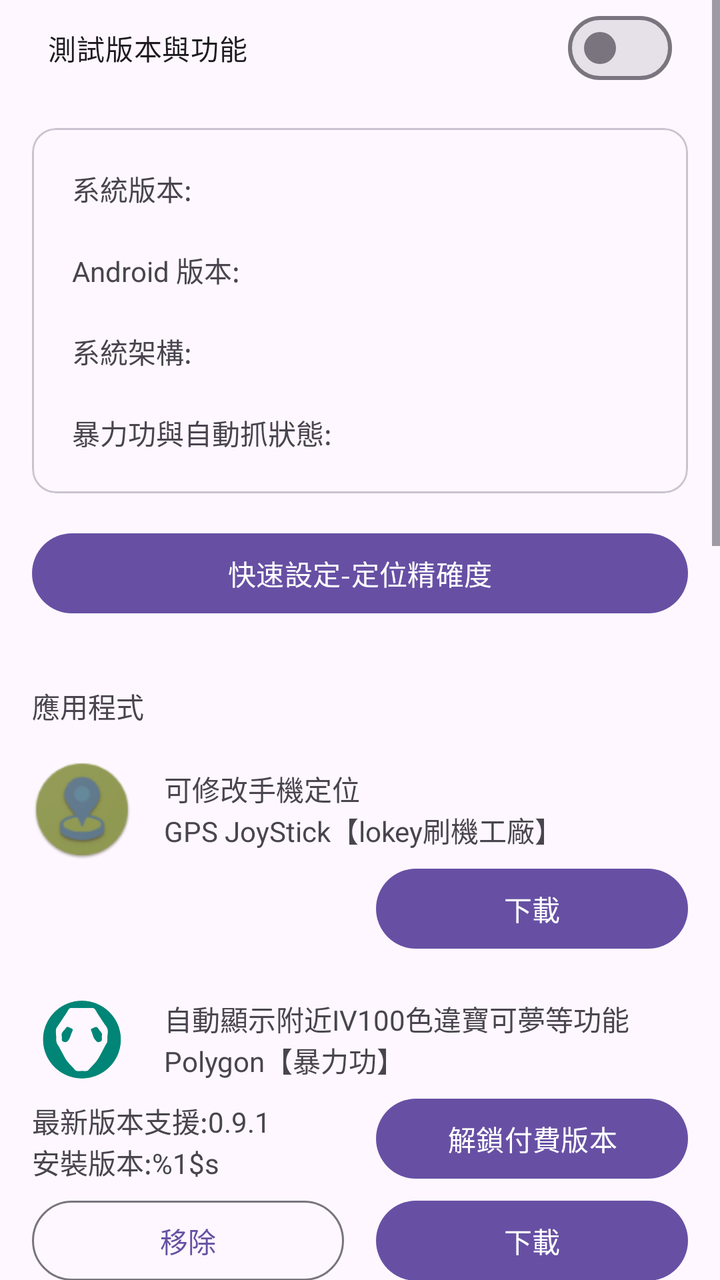
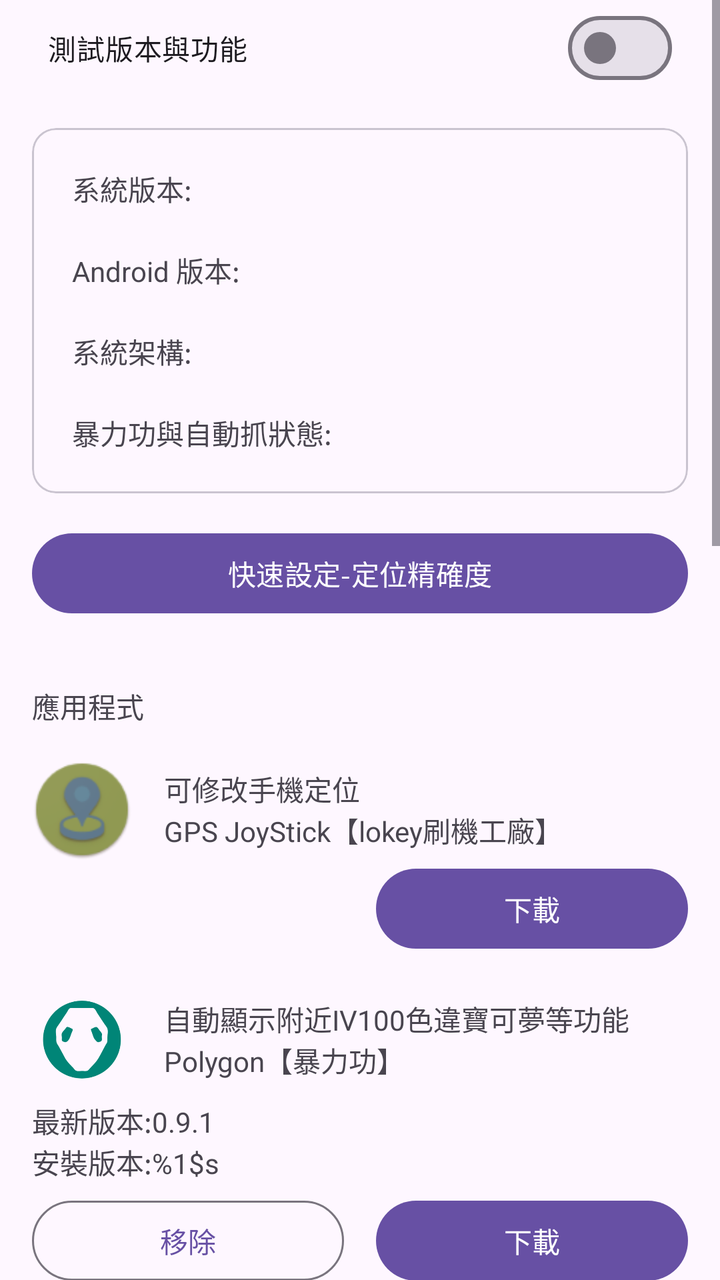

Screens rendered from an Android XML layout before and after an edit, with the pre-edit source and the edit as a unified diff.
<!-- AndroidManifest.xml: application theme Theme.DynamicColors -->
<!-- res/layout/content_main.xml -->
<?xml version="1.0" encoding="utf-8"?>
<androidx.constraintlayout.widget.ConstraintLayout xmlns:android="http://schemas.android.com/apk/res/android"
    xmlns:app="http://schemas.android.com/apk/res-auto"
    xmlns:tools="http://schemas.android.com/tools"
    android:layout_width="match_parent"
    android:layout_height="match_parent"
    android:layout_marginBottom="16dp"
    app:layout_behavior="@string/appbar_scrolling_view_behavior">

    <ScrollView
        android:layout_width="match_parent"
        android:layout_height="match_parent"
        app:layout_constraintEnd_toEndOf="parent"
        app:layout_constraintStart_toStartOf="parent">

        <LinearLayout
            android:layout_width="match_parent"
            android:layout_height="wrap_content"
            android:orientation="vertical">

            <com.google.android.material.materialswitch.MaterialSwitch
                android:id="@+id/switch1"
                android:layout_width="match_parent"
                android:layout_height="wrap_content"
                android:layout_marginStart="24dp"
                android:layout_marginEnd="24dp"
                android:text="測試版本與功能" />


            <com.google.android.material.card.MaterialCardView
                android:id="@+id/card"
                android:layout_width="match_parent"
                android:layout_height="wrap_content"
                android:layout_margin="16dp"
                android:layout_marginTop="16dp"
                android:checkable="true"
                android:clickable="true"
                android:focusable="true"
                app:layout_constraintTop_toTopOf="parent"
                tools:layout_editor_absoluteX="32dp">

                <LinearLayout
                    android:id="@+id/linearLayout3"
                    android:layout_width="match_parent"
                    android:layout_height="wrap_content"
                    android:orientation="vertical"
                    app:layout_constraintEnd_toEndOf="parent"
                    app:layout_constraintStart_toStartOf="parent"
                    app:layout_constraintTop_toTopOf="parent">

                    <TextView
                        android:id="@+id/android_imformation"
                        android:layout_width="match_parent"
                        android:layout_height="wrap_content"
                        android:layout_marginStart="20dp"
                        android:layout_marginTop="20dp"
                        android:layout_marginEnd="20dp"
                        android:text="系統版本:" />

                    <TextView
                        android:id="@+id/android_version"
                        android:layout_width="match_parent"
                        android:layout_height="wrap_content"
                        android:layout_marginStart="20dp"
                        android:layout_marginTop="20dp"
                        android:layout_marginEnd="20dp"
                        android:text="Android 版本:" />

                    <TextView
                        android:id="@+id/android_abi"
                        android:layout_width="match_parent"
                        android:layout_height="wrap_content"
                        android:layout_marginStart="20dp"
                        android:layout_marginTop="20dp"
                        android:layout_marginEnd="20dp"
                        android:text="系統架構:" />

                    <TextView
                        android:id="@+id/android_supper"
                        android:layout_width="match_parent"
                        android:layout_height="wrap_content"
                        android:layout_marginStart="20dp"
                        android:layout_marginTop="20dp"
                        android:layout_marginEnd="20dp"
                        android:layout_marginBottom="20dp"
                        android:text="暴力功與自動抓狀態:" />

                </LinearLayout>

            </com.google.android.material.card.MaterialCardView>

            <Button
                android:id="@+id/LocationAccuracyActivity"
                style="@style/Widget.Material3.Button"
                android:layout_width="match_parent"
                android:layout_height="wrap_content"
                android:layout_marginStart="16dp"
                android:layout_marginEnd="16dp"
                android:text="快速設定-定位精確度" />

            <TextView
                android:layout_width="wrap_content"
                android:layout_height="wrap_content"
                android:layout_marginStart="16dp"
                android:layout_marginTop="32dp"
                android:layout_marginBottom="16dp"
                android:text="應用程式"
                app:layout_constraintStart_toStartOf="parent" />

            <LinearLayout
                android:id="@+id/linearLayout0"
                android:layout_width="match_parent"
                android:layout_height="wrap_content"
                android:layout_marginStart="16dp"
                android:layout_marginEnd="16dp"
                android:gravity="center"
                android:orientation="vertical"
                app:layout_constraintEnd_toEndOf="parent"
                app:layout_constraintHorizontal_bias="1.0"
                app:layout_constraintStart_toStartOf="parent"
                app:layout_constraintTop_toBottomOf="@+id/textView">

                <LinearLayout
                    android:layout_width="match_parent"
                    android:layout_height="51dp"
                    android:gravity="center"
                    android:orientation="horizontal">

                    <ImageView
                        android:id="@+id/imageView"
                        android:layout_width="50dp"
                        android:layout_height="50dp"
                        app:srcCompat="@drawable/gps_icon"
                        tools:layout_editor_absoluteX="50dp"
                        tools:layout_editor_absoluteY="50dp" />

                    <LinearLayout
                        android:layout_width="match_parent"
                        android:layout_height="match_parent"
                        android:layout_marginStart="16dp"
                        android:gravity="center|start"
                        android:orientation="vertical">

                        <TextView
                            android:layout_width="wrap_content"
                            android:layout_height="wrap_content"
                            android:layout_marginEnd="16dp"
                            android:layout_weight="0"
                            android:text="可修改手機定位" />

                        <TextView
                            android:layout_width="wrap_content"
                            android:layout_height="wrap_content"
                            android:layout_weight="0"
                            android:text="GPS JoyStick【lokey刷機工廠】" />

                    </LinearLayout>

                </LinearLayout>

                <LinearLayout
                    android:layout_width="match_parent"
                    android:layout_height="match_parent"
                    android:gravity="end"
                    android:orientation="horizontal">

                    <Button
                        android:layout_weight="1"
                        android:layout_width="0dp"
                        android:layout_height="wrap_content"
                        android:layout_marginEnd="16dp"
                        android:visibility="invisible"
                        android:text="@string/remove" />

                    <Button
                        android:layout_weight="1"
                        android:id="@+id/download_gps"
                        android:layout_width="0dp"
                        android:layout_height="wrap_content"
                        android:text="@string/download" />

                </LinearLayout>

            </LinearLayout>

            <LinearLayout
                android:id="@+id/linearLayout1"
                android:layout_width="match_parent"
                android:layout_height="wrap_content"
                android:layout_marginStart="16dp"
                android:layout_marginTop="16dp"
                android:layout_marginEnd="16dp"
                android:gravity="center"
                android:orientation="vertical"
                app:layout_constraintEnd_toEndOf="parent"
                app:layout_constraintHorizontal_bias="1.0"
                app:layout_constraintStart_toStartOf="parent"
                app:layout_constraintTop_toBottomOf="@+id/linearLayout0">

                <LinearLayout
                    android:layout_width="match_parent"
                    android:layout_height="51dp"
                    android:gravity="center"
                    android:orientation="horizontal">

                    <ImageView
                        android:id="@+id/imageView1"
                        android:layout_width="50dp"
                        android:layout_height="50dp"
                        app:srcCompat="@drawable/polygon_icon"
                        tools:layout_editor_absoluteX="100dp"
                        tools:layout_editor_absoluteY="100dp" />

                    <LinearLayout
                        android:layout_width="match_parent"
                        android:layout_height="match_parent"
                        android:layout_marginStart="16dp"
                        android:gravity="center|start"
                        android:orientation="vertical">

                        <TextView
                            android:layout_width="wrap_content"
                            android:layout_height="wrap_content"
                            android:layout_marginEnd="16dp"
                            android:layout_weight="0"
                            android:text="自動顯示附近IV100色違寶可夢等功能" />

                        <TextView
                            android:layout_width="wrap_content"
                            android:layout_height="wrap_content"
                            android:layout_weight="0"
                            android:text="Polygon【暴力功】" />

                    </LinearLayout>

                </LinearLayout>

                <LinearLayout
                    android:layout_width="match_parent"
                    android:layout_height="match_parent"
                    android:orientation="horizontal">

                    <LinearLayout
                        android:layout_width="0dp"
                        android:layout_height="51dp"
                        android:layout_weight="1"
                        android:layout_marginEnd="16dp"
                        android:gravity="center|start"
                        android:orientation="vertical">

                        <TextView
                            android:id="@+id/polygon_new_verison"
                            android:layout_width="wrap_content"
                            android:layout_height="wrap_content"
                            android:layout_weight="0"
                            android:text="最新版本支援:0.9.1" />

                        <TextView
                            android:id="@+id/polygon_install_verison"
                            android:layout_width="wrap_content"
                            android:layout_height="wrap_content"
                            android:layout_weight="0"
                            android:text="@string/format_installVersion" />

                    </LinearLayout>

                    <Button
                        android:id="@+id/polygon_unlockPremium"
                        android:layout_width="0dp"
                        android:layout_height="wrap_content"
                        android:layout_weight="1"
                        android:text="@string/unlockPremium" />

                </LinearLayout>

                <LinearLayout
                    android:layout_width="match_parent"
                    android:layout_height="match_parent"
                    android:gravity="end"
                    android:orientation="horizontal">

                    <Button
                        android:layout_weight="1"
                        android:id="@+id/remove_polygon"
                        style="@style/Widget.Material3.Button.OutlinedButton"
                        android:layout_width="0dp"
                        android:layout_height="wrap_content"
                        android:layout_marginEnd="16dp"
                        android:text="@string/remove" />

                    <Button
                        android:layout_weight="1"
                        android:id="@+id/download_polygon"
                        android:layout_width="0dp"
                        android:layout_height="wrap_content"
                        android:text="@string/download" />

                </LinearLayout>

            </LinearLayout>

            <LinearLayout
                android:id="@+id/linearLayout2"
                android:layout_width="match_parent"
                android:layout_height="wrap_content"
                android:layout_marginStart="16dp"
                android:layout_marginTop="16dp"
                android:layout_marginEnd="16dp"
                android:gravity="center"
                android:orientation="vertical"
                app:layout_constraintEnd_toEndOf="parent"
                app:layout_constraintHorizontal_bias="1.0"
                app:layout_constraintStart_toStartOf="parent"
                app:layout_constraintTop_toBottomOf="@+id/linearLayout1">

                <LinearLayout
                    android:layout_width="match_parent"
                    android:layout_height="51dp"
                    android:gravity="center"
                    android:orientation="horizontal">

                    <ImageView
                        android:id="@+id/imageView2"
                        android:layout_width="50dp"
                        android:layout_height="50dp"
                        app:srcCompat="@drawable/autocatch_icon"
                        tools:layout_editor_absoluteX="50dp"
                        tools:layout_editor_absoluteY="50dp" />

                    <LinearLayout
                        android:layout_width="match_parent"
                        android:layout_height="match_parent"
                        android:layout_marginStart="16dp"
                        android:gravity="center|start"
                        android:orientation="vertical">

                        <TextView
                            android:layout_width="wrap_content"
                            android:layout_height="wrap_content"
                            android:layout_marginEnd="16dp"
                            android:layout_weight="0"
                            android:text="模擬手動投球與自動旋轉補給站等功能" />

                        <TextView
                            android:layout_width="wrap_content"
                            android:layout_height="wrap_content"
                            android:layout_weight="0"
                            android:text="Pogo Auto Catch【自動抓】" />

                    </LinearLayout>

                </LinearLayout>

                <LinearLayout
                    android:layout_width="match_parent"
                    android:layout_height="match_parent"
                    android:orientation="horizontal">

                    <LinearLayout
                        android:layout_width="0dp"
                        android:layout_height="51dp"
                        android:layout_weight="1"
                        android:layout_marginEnd="16dp"
                        android:gravity="center|start"
                        android:orientation="vertical">

                        <TextView
                            android:id="@+id/autocatch_new_verison"
                            android:layout_width="wrap_content"
                            android:layout_height="wrap_content"
                            android:layout_weight="0"
                            android:text="@string/format_newerVersion" />

                        <TextView
                            android:id="@+id/autocatch_install_verison"
                            android:layout_width="wrap_content"
                            android:layout_height="wrap_content"
                            android:layout_weight="0"
                            android:text="@string/format_installVersion" />

                    </LinearLayout>

                    <Button
                        android:id="@+id/autocatch_unlockPremium"
                        android:layout_width="0dp"
                        android:layout_height="wrap_content"
                        android:layout_weight="1"
                        android:text="@string/unlockPremium" />

                </LinearLayout>

                <LinearLayout
                    android:layout_width="match_parent"
                    android:layout_height="match_parent"
                    android:gravity="end"
                    android:orientation="horizontal">

                    <Button
                        android:layout_weight="1"
                        android:id="@+id/remove_autocatch"
                        style="@style/Widget.Material3.Button.OutlinedButton"
                        android:layout_width="0dp"
                        android:layout_height="wrap_content"
                        android:layout_marginEnd="16dp"
                        android:text="@string/remove" />

                    <Button
                        android:layout_weight="1"
                        android:id="@+id/download_autocatch"
                        android:layout_width="0dp"
                        android:layout_height="wrap_content"
                        android:text="@string/download" />

                </LinearLayout>

            </LinearLayout>

            <LinearLayout
                android:id="@+id/linearLayout5"
                android:layout_width="match_parent"
                android:layout_height="wrap_content"
                android:layout_marginStart="16dp"
                android:layout_marginTop="16dp"
                android:layout_marginEnd="16dp"
                android:gravity="center"
                android:orientation="vertical"
                app:layout_constraintEnd_toEndOf="parent"
                app:layout_constraintHorizontal_bias="1.0"
                app:layout_constraintStart_toStartOf="parent"
                app:layout_constraintTop_toBottomOf="@+id/linearLayout1">

                <LinearLayout
                    android:layout_width="match_parent"
                    android:layout_height="51dp"
                    android:gravity="center"
                    android:orientation="horizontal">

                    <ImageView
                        android:layout_width="50dp"
                        android:layout_height="50dp"
                        app:srcCompat="@drawable/pok_icon"
                        tools:layout_editor_absoluteX="50dp"
                        tools:layout_editor_absoluteY="50dp" />

                    <LinearLayout
                        android:layout_width="match_parent"
                        android:layout_height="match_parent"
                        android:layout_marginStart="16dp"
                        android:gravity="center|start"
                        android:orientation="vertical">

                        <TextView
                            android:layout_width="wrap_content"
                            android:layout_height="wrap_content"
                            android:layout_marginEnd="16dp"
                            android:layout_weight="0"
                            android:text="原版寶可夢客戶端" />

                        <TextView
                            android:layout_width="wrap_content"
                            android:layout_height="wrap_content"
                            android:layout_weight="0"
                            android:text="Pokémon GO【寶可夢】" />
                    </LinearLayout>

                </LinearLayout>

                <LinearLayout
                    android:layout_width="match_parent"
                    android:layout_height="match_parent"
                    android:orientation="horizontal">

                    <LinearLayout
                        android:layout_width="wrap_content"
                        android:layout_height="51dp"
                        android:gravity="center|start"
                        android:orientation="vertical">

                        <TextView
                            android:id="@+id/pok_new_verison"
                            android:layout_width="wrap_content"
                            android:layout_height="wrap_content"
                            android:layout_marginEnd="16dp"
                            android:layout_weight="0"
                            android:text="@string/format_newerVersion" />

                        <TextView
                            android:id="@+id/pok_install_verison"
                            android:layout_width="wrap_content"
                            android:layout_height="wrap_content"
                            android:layout_weight="0"
                            android:text="@string/format_installVersion" />
                    </LinearLayout>

                </LinearLayout>

                <LinearLayout
                    android:layout_width="match_parent"
                    android:layout_height="match_parent"
                    android:gravity="end"
                    android:orientation="horizontal">

                    <Button
                        android:layout_weight="1"
                        android:id="@+id/remove_pok"
                        style="@style/Widget.Material3.Button.OutlinedButton"
                        android:layout_width="0dp"
                        android:layout_height="wrap_content"
                        android:layout_marginEnd="16dp"
                        android:text="@string/remove" />

                    <Button
                        android:layout_weight="1"
                        android:id="@+id/download_pok"
                        android:layout_width="0dp"
                        android:layout_height="wrap_content"
                        android:text="@string/download" />

                </LinearLayout>

            </LinearLayout>

            <LinearLayout
                android:id="@+id/linearLayout4"
                android:layout_width="match_parent"
                android:layout_height="wrap_content"
                android:layout_marginStart="16dp"
                android:layout_marginTop="16dp"
                android:layout_marginEnd="16dp"
                android:gravity="center"
                android:orientation="vertical"
                app:layout_constraintEnd_toEndOf="parent"
                app:layout_constraintHorizontal_bias="1.0"
                app:layout_constraintStart_toStartOf="parent"
                app:layout_constraintTop_toBottomOf="@+id/linearLayout1">

                <LinearLayout
                    android:layout_width="match_parent"
                    android:layout_height="51dp"
                    android:gravity="center"
                    android:orientation="horizontal">

                    <ImageView
                        android:id="@+id/imageView4"
                        android:layout_width="50dp"
                        android:layout_height="50dp"
                        app:srcCompat="@drawable/pok_icon"
                        tools:layout_editor_absoluteX="50dp"
                        tools:layout_editor_absoluteY="50dp" />

                    <LinearLayout
                        android:layout_width="match_parent"
                        android:layout_height="match_parent"
                        android:layout_marginStart="16dp"
                        android:gravity="center|start"
                        android:orientation="vertical">

                        <TextView
                            android:layout_width="wrap_content"
                            android:layout_height="wrap_content"
                            android:layout_marginEnd="16dp"
                            android:layout_weight="0"
                            android:text="原版寶可夢三星版本客戶端" />

                        <TextView
                            android:layout_width="wrap_content"
                            android:layout_height="wrap_content"
                            android:layout_weight="0"
                            android:text="Pokémon GO【寶可夢三星版本】" />

                    </LinearLayout>

                </LinearLayout>

                <LinearLayout
                    android:layout_width="match_parent"
                    android:layout_height="match_parent"
                    android:orientation="horizontal">

                    <LinearLayout
                        android:layout_width="wrap_content"
                        android:layout_height="51dp"
                        android:gravity="center|start"
                        android:orientation="vertical">

                        <TextView
                            android:id="@+id/pokAres_new_verison"
                            android:layout_width="wrap_content"
                            android:layout_height="wrap_content"
                            android:layout_marginEnd="16dp"
                            android:layout_weight="0"
                            android:text="@string/format_newerVersion" />

                        <TextView
                            android:id="@+id/pokAres_install_verison"
                            android:layout_width="wrap_content"
                            android:layout_height="wrap_content"
                            android:layout_weight="0"
                            android:text="@string/format_installVersion" />

                    </LinearLayout>

                </LinearLayout>

                <LinearLayout
                    android:layout_width="match_parent"
                    android:layout_height="match_parent"
                    android:gravity="end"
                    android:orientation="horizontal">

                    <Button
                        android:layout_weight="1"
                        android:id="@+id/remove_pokAres"
                        style="@style/Widget.Material3.Button.OutlinedButton"
                        android:layout_width="0dp"
                        android:layout_height="wrap_content"
                        android:layout_marginEnd="16dp"
                        android:text="@string/remove" />

                    <Button
                        android:layout_weight="1"
                        android:id="@+id/download_pokAres"
                        android:layout_width="0dp"
                        android:layout_height="wrap_content"
                        android:text="@string/download" />

                </LinearLayout>

            </LinearLayout>

            <TextView
                android:layout_width="wrap_content"
                android:layout_height="wrap_content"
                android:layout_marginStart="16dp"
                android:layout_marginTop="32dp"
                android:text="設備、定位檢測"
                app:layout_constraintStart_toStartOf="parent" />

            <com.google.android.material.card.MaterialCardView
                android:layout_width="match_parent"
                android:layout_height="wrap_content"
                android:layout_margin="16dp"
                android:checkable="true"
                android:clickable="true"
                android:focusable="true"
                app:layout_constraintTop_toBottomOf="@+id/linearLayout2"
                tools:layout_editor_absoluteX="32dp">

                <LinearLayout
                    android:layout_width="match_parent"
                    android:layout_height="wrap_content"
                    android:orientation="vertical"
                    app:layout_constraintEnd_toEndOf="parent"
                    app:layout_constraintStart_toStartOf="parent"
                    app:layout_constraintTop_toTopOf="parent">

                    <Button
                        android:id="@+id/check_location"
                        style="@style/Widget.Material3.Button"
                        android:layout_width="match_parent"
                        android:layout_height="wrap_content"
                        android:layout_marginStart="16dp"
                        android:layout_marginTop="16dp"
                        android:layout_marginEnd="16dp"
                        android:text="@string/check_button" />

                    <TextView
                        android:layout_width="match_parent"
                        android:layout_height="wrap_content"
                        android:layout_marginStart="20dp"
                        android:layout_marginTop="20dp"
                        android:layout_marginEnd="20dp"
                        android:text="系統取得位置:" />

                    <TextView
                        android:id="@+id/location_system"
                        android:layout_width="match_parent"
                        android:layout_height="wrap_content"
                        android:layout_marginStart="20dp"
                        android:layout_marginEnd="20dp"
                        android:text="未取得" />

                    <TextView
                        android:layout_width="match_parent"
                        android:layout_height="wrap_content"
                        android:layout_marginStart="20dp"
                        android:layout_marginTop="20dp"
                        android:text="是否安裝Magsik:" />

                    <TextView
                        android:id="@+id/check_magisk"
                        android:layout_width="match_parent"
                        android:layout_height="wrap_content"
                        android:layout_marginStart="20dp"
                        android:layout_marginEnd="20dp"
                        android:layout_marginBottom="20dp"
                        android:text="未檢查" />

                </LinearLayout>

            </com.google.android.material.card.MaterialCardView>

            <Space
                android:layout_width="match_parent"
                android:layout_height="50dp"
                android:layout_marginBottom="16dp"
                android:layout_gravity="bottom|end"
                app:layout_constraintBottom_toBottomOf="parent"
                app:layout_constraintEnd_toEndOf="parent"
                app:layout_constraintStart_toStartOf="parent" />

        </LinearLayout>

    </ScrollView>

</androidx.constraintlayout.widget.ConstraintLayout>
<!-- resources referenced by this layout -->
<resources>
  <!-- drawable autocatch_icon: png bitmap (drawable-nodpi, 6494 bytes) -->
  <!-- drawable gps_icon: png bitmap (drawable-nodpi, 5357 bytes) -->
  <!-- drawable pok_icon: png bitmap (drawable-nodpi, 264002 bytes) -->
  <!-- drawable polygon_icon: png bitmap (drawable-nodpi, 26442 bytes) -->
  <string name="check_button">檢測定位與設備</string>
  <string name="download">下載</string>
  <string name="format_installVersion">安裝版本:%1$s</string>
  <string name="format_newerVersion">支援版本:%1$s</string>
  <string name="remove">移除</string>
  <string name="unlockPremium">解鎖付費版本</string>
  <style name="Theme.DynamicColors" parent="Theme.Material3.DayNight.NoActionBar">
          
          
  
          <item name="android:navigationBarColor">@android:color/transparent</item>
          <item name="android:statusBarColor">@android:color/transparent</item>
          <item name="android:windowLightStatusBar">?attr/isLightTheme</item>
  
      </style>
</resources>

<!-- the commit's change to res/layout/content_main.xml (unified diff, before → after) -->
@@ -253,7 +253,7 @@
                             android:layout_width="wrap_content"
                             android:layout_height="wrap_content"
                             android:layout_weight="0"
-                            android:text="最新版本支援:0.9.1" />
+                            android:text="最新版本:0.9.1" />
 
                         <TextView
                             android:id="@+id/polygon_install_verison"
@@ -269,6 +269,7 @@
                         android:layout_width="0dp"
                         android:layout_height="wrap_content"
                         android:layout_weight="1"
+                        android:visibility="invisible"
                         android:text="@string/unlockPremium" />
 
                 </LinearLayout>
